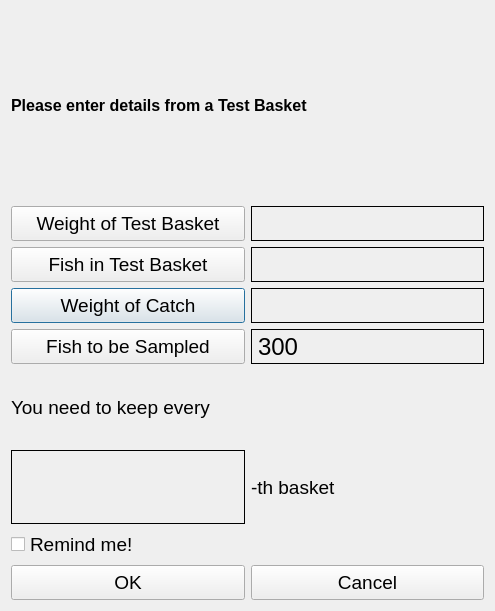
Above: ui/SubCalcDlg.ui from aliciabillings-noaa/CLAMS before the change. Below: the same form after it.
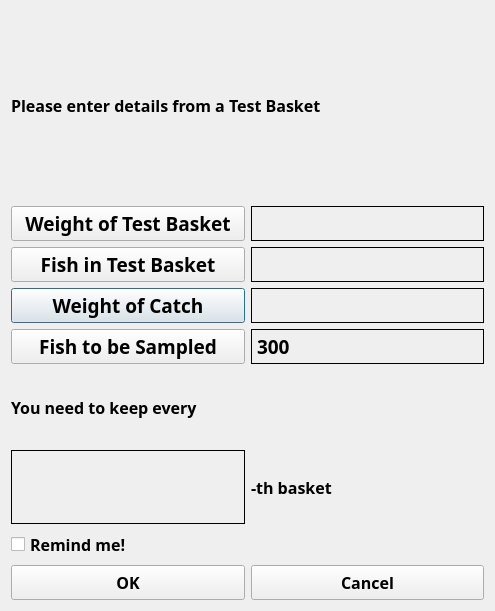
That is the form after the change.

Commit message: set fonts to Arial Black

The edit to the form file:
```diff
--- a/ui/SubCalcDlg.ui
+++ b/ui/SubCalcDlg.ui
@@ -18,6 +18,7 @@
     <widget class="QLabel" name="label_3">
      <property name="font">
       <font>
+       <family>Arial Black</family>
        <pointsize>12</pointsize>
        <weight>75</weight>
        <bold>true</bold>
@@ -40,7 +41,10 @@
        </property>
        <property name="font">
         <font>
+         <family>Arial Black</family>
          <pointsize>14</pointsize>
+         <weight>75</weight>
+         <bold>true</bold>
         </font>
        </property>
        <property name="text">
@@ -58,7 +62,10 @@
        </property>
        <property name="font">
         <font>
+         <family>Arial Black</family>
          <pointsize>14</pointsize>
+         <weight>75</weight>
+         <bold>true</bold>
         </font>
        </property>
        <property name="text">
@@ -100,7 +107,10 @@
        </property>
        <property name="font">
         <font>
+         <family>Arial Black</family>
          <pointsize>14</pointsize>
+         <weight>75</weight>
+         <bold>true</bold>
         </font>
        </property>
        <property name="text">
@@ -118,7 +128,10 @@
        </property>
        <property name="font">
         <font>
+         <family>Arial Black</family>
          <pointsize>14</pointsize>
+         <weight>75</weight>
+         <bold>true</bold>
         </font>
        </property>
        <property name="text">
@@ -184,7 +197,10 @@
        </property>
        <property name="font">
         <font>
-         <pointsize>18</pointsize>
+         <family>Arial Black</family>
+         <pointsize>14</pointsize>
+         <weight>75</weight>
+         <bold>true</bold>
         </font>
        </property>
        <property name="autoFillBackground">
@@ -206,7 +222,10 @@
       <widget class="QLabel" name="label_2">
        <property name="font">
         <font>
-         <pointsize>14</pointsize>
+         <family>Arial Black</family>
+         <pointsize>12</pointsize>
+         <weight>75</weight>
+         <bold>true</bold>
         </font>
        </property>
        <property name="text">
@@ -218,7 +237,10 @@
       <widget class="QLabel" name="label">
        <property name="font">
         <font>
-         <pointsize>14</pointsize>
+         <family>Arial Black</family>
+         <pointsize>12</pointsize>
+         <weight>75</weight>
+         <bold>true</bold>
         </font>
        </property>
        <property name="text">
@@ -260,7 +282,10 @@
        </property>
        <property name="font">
         <font>
-         <pointsize>14</pointsize>
+         <family>Arial Black</family>
+         <pointsize>12</pointsize>
+         <weight>75</weight>
+         <bold>true</bold>
         </font>
        </property>
        <property name="text">
@@ -282,7 +307,10 @@
        </property>
        <property name="font">
         <font>
-         <pointsize>14</pointsize>
+         <family>Arial Black</family>
+         <pointsize>12</pointsize>
+         <weight>75</weight>
+         <bold>true</bold>
         </font>
        </property>
        <property name="text">
@@ -300,7 +328,10 @@
        </property>
        <property name="font">
         <font>
-         <pointsize>14</pointsize>
+         <family>Arial Black</family>
+         <pointsize>12</pointsize>
+         <weight>75</weight>
+         <bold>true</bold>
         </font>
        </property>
        <property name="text">
```
Left out of the diff: 20 changed lines with no effect on the pictures. The commit also changes 42 other files.
